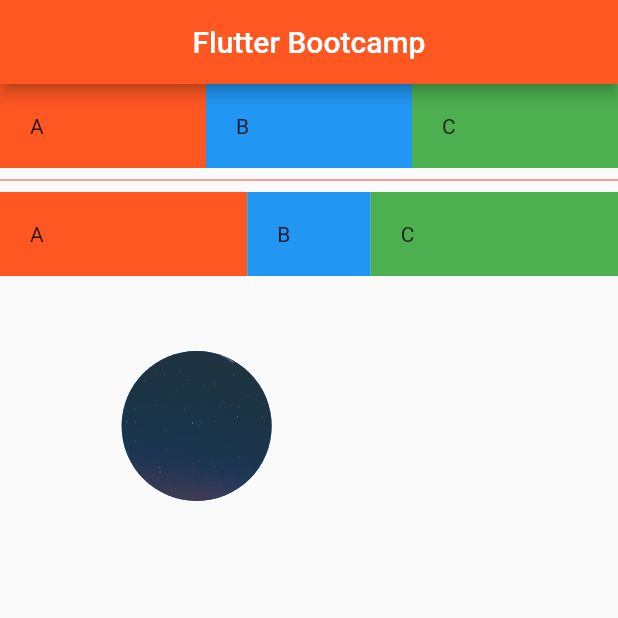
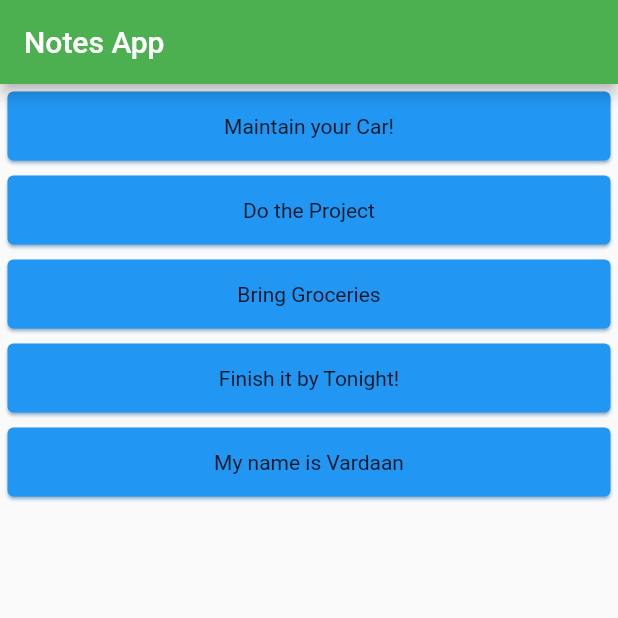
Before and after one commit to gokuldh/flutter_app, a Flutter app: the screen it shows after launch, on a phone screen of 412 x 824 dp, the top half of it. Run offline on Flutter 3.47's test engine with Material 2 defaults, Android fonts, the phone set to English and light mode, and no system bars.

Commit message:
Day 4 Part 2
Maps & Templates

```diff
--- a/lib/main.dart
+++ b/lib/main.dart
@@ -1,111 +1,56 @@
 import 'package:flutter/material.dart';
 import 'package:flutter_app/strings.dart';
 
+
+//State<StatefulWidget> createState() {
+
 void main(){
-
   runApp(FlutterBootcamp());
 }
 
-class FlutterBootcamp extends StatelessWidget{
+class FlutterBootcamp extends StatefulWidget{
+  @override
+  _FlutterBootcamp createState() => _FlutterBootcamp();
+
+}
+
+class _FlutterBootcamp extends State<FlutterBootcamp>{
+
+  List<String> notes = [
+    "Maintain your Car!",
+    "Do the Project",
+    "Bring Groceries",
+    "Finish it by Tonight!",
+    "My name is Vardaan"
+  ];
+
+  Widget cardTemplate(singlenote){
+    return Card(
+      shadowColor: Colors.blue,
+      color: Colors.blue,
+      margin: EdgeInsets.all(5),
+      child: Padding(
+        padding: EdgeInsets.all(15),
+        child: Column(
+          children: [
+            Text(singlenote),
+          ],
+        ),
+      ),
+    );
+  }
 
   @override
   Widget build(BuildContext context) {
     return MaterialApp(
       home: Scaffold(
         appBar: AppBar(
-          title: Text(Strings.titletext),
-          backgroundColor: Colors.deepOrange,
-          centerTitle: true,
+          title: Text("Notes App"),
+          backgroundColor: Colors.green,
         ),
         body: Column(
-          children: [
-            Row(
-              children: [
-                Expanded(
-                  flex: 1,
-                  child: Container(
-                    padding: EdgeInsets.all(20),
-                    color: Colors.deepOrange,
-                    child: Text("A"),
-                  ),
-                ),
-                Expanded(
-                  flex: 1,
-                  child: Container(
-                    padding: EdgeInsets.all(20),
-                    color: Colors.blue,
-                    child: Text("B"),
-                  ),
-                ),
-                Expanded(
-                  flex: 1,
-                  child: Container(
-                    padding: EdgeInsets.all(20),
-                    color: Colors.green,
-                    child: Text("C"),
-                  ),
-                ),
-              ],
-            ),
-            Divider(
-              color: Colors.red,
-            ),
-            Row(
-              children: [
-                Expanded(
-                  flex: 2,
-                  child: Container(
-                    padding: EdgeInsets.all(20),
-                    color: Colors.deepOrange,
-                    child: Text("A"),
-                  ),
-                ),
-                Expanded(
-                  flex: 1,
-                  child: Container(
-                    padding: EdgeInsets.all(20),
-                    color: Colors.blue,
-                    child: Text("B"),
-                  ),
-                ),
-                Expanded(
-                  flex: 2,
-                  child: Container(
-                    padding: EdgeInsets.all(20),
-                    color: Colors.green,
-                    child: Text("C"),
-                  ),
-                ),
-              ],
-            ),
-            SizedBox(
-              height: 50,
-            ),
-            Row(
-              children: [
-                Expanded(
-                  flex: 1,
-                  child: Container(
-                    padding: EdgeInsets.all(20),
-
-                  ),
-                ),
-                Expanded(
-                  flex: 5,
-                  child: CircleAvatar(
-                    backgroundImage: AssetImage('assets/sky.jpg'),
-                    radius: 50,
-                  ),
-                ),
-                Expanded(
-                  flex: 5,
-                  child: Container(
-                    padding: EdgeInsets.all(20),
-                  ),
-                ),
-              ],
-            ),
-          ],
+          crossAxisAlignment: CrossAxisAlignment.stretch,
+          children: notes.map((singlenote) => cardTemplate(singlenote)).toList(),
         ),
       ),
     );
```
